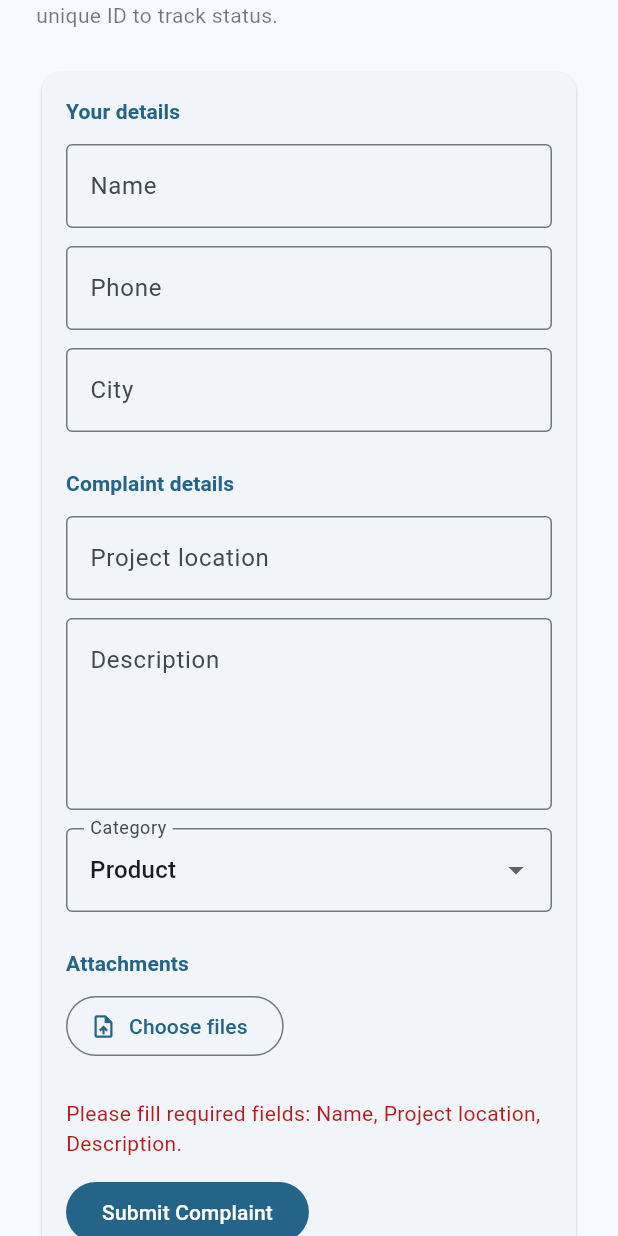
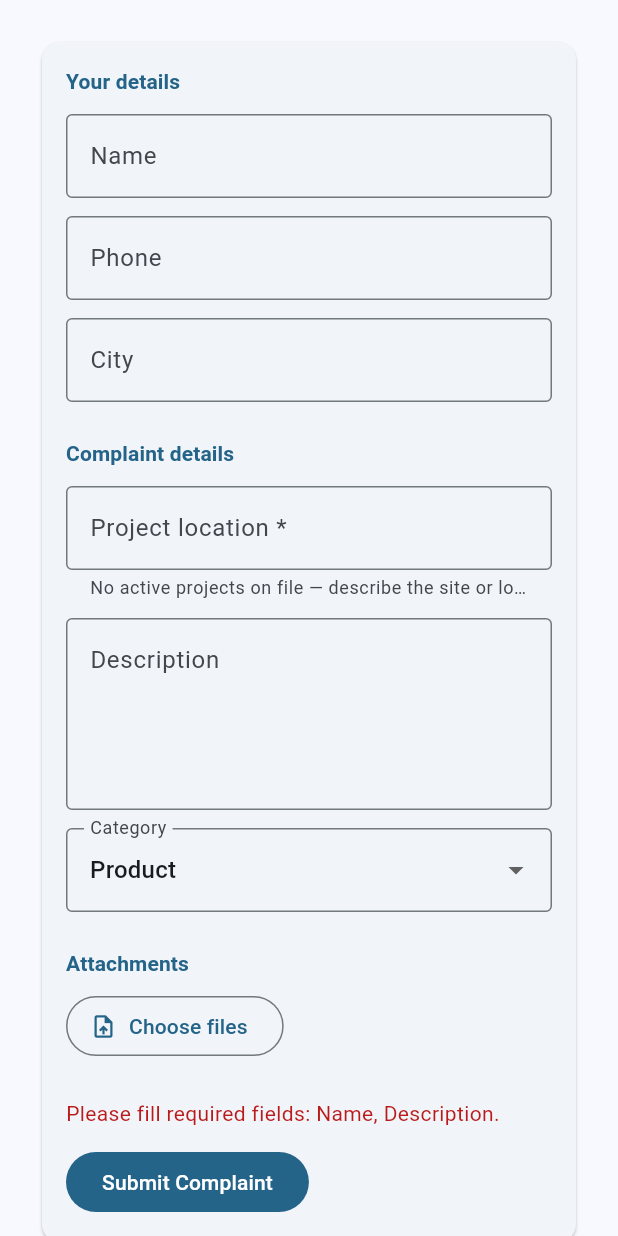
Before and after one commit to dineshReddyPadala/md-desk-app, a Flutter app: the RaiseComplaintScreen widget shown alone on an empty page, opened directly, scrolled down 80 dp, after a tap on "Submit Complaint", on a phone screen of 412 x 824 dp. Run offline on Flutter 3.47's test engine with Material 3 defaults, Android fonts, the light colour scheme and no system bars; our stand-ins replace go_router, image_picker, shared_preferences; accounts and stored records are empty; network calls fail.

Commit message:
added code

```diff
--- a/md-desk-app/flutter_customer/lib/screens/raise_complaint_screen.dart
+++ b/md-desk-app/flutter_customer/lib/screens/raise_complaint_screen.dart
@@ -21,9 +21,18 @@ class _RaiseComplaintScreenState extends State<RaiseComplaintScreen> {
   final _descriptionController = TextEditingController();
 
   String _category = 'PRODUCT';
+  String? _selectedProjectId;
+  List<Map<String, dynamic>> _activeProjects = [];
+  bool _loadingProjects = true;
   List<XFile> _pickedFiles = [];
   String? _error;
   bool _submitting = false;
+
+  @override
+  void initState() {
+    super.initState();
+    WidgetsBinding.instance.addPostFrameCallback((_) => _loadActiveProjects());
+  }
 
   @override
   void dispose() {
@@ -35,6 +44,26 @@ class _RaiseComplaintScreenState extends State<RaiseComplaintScreen> {
     super.dispose();
   }
 
+  Future<void> _loadActiveProjects() async {
+    final client = context.read<AuthProvider>().client;
+    if (client == null) {
+      if (mounted) setState(() => _loadingProjects = false);
+      return;
+    }
+    try {
+      final res = await client.get('/dashboard/customer-summary');
+      final list = (res['activeProjects'] as List?)?.cast<Map<String, dynamic>>() ?? [];
+      if (mounted) {
+        setState(() {
+          _activeProjects = list;
+          _loadingProjects = false;
+        });
+      }
+    } catch (_) {
+      if (mounted) setState(() => _loadingProjects = false);
+    }
+  }
+
   Future<void> _pickImages() async {
     final picker = ImagePicker();
     final picked = await picker.pickMultiImage();
@@ -44,12 +73,40 @@ class _RaiseComplaintScreenState extends State<RaiseComplaintScreen> {
 
   Future<void> _submit() async {
     final name = _nameController.text.trim();
-    final projectLocation = _projectLocationController.text.trim();
     final description = _descriptionController.text.trim();
-    if (name.isEmpty || projectLocation.isEmpty || description.isEmpty) {
-      setState(() => _error = 'Please fill required fields: Name, Project location, Description.');
+    if (name.isEmpty || description.isEmpty) {
+      setState(() => _error = 'Please fill required fields: Name, Description.');
       return;
     }
+
+    String projectLocation;
+    String? projectId;
+    if (_activeProjects.isNotEmpty) {
+      if (_selectedProjectId == null || _selectedProjectId!.isEmpty) {
+        setState(() => _error = 'Please select the project this complaint relates to.');
+        return;
+      }
+      Map<String, dynamic>? proj;
+      for (final p in _activeProjects) {
+        if (p['id'] == _selectedProjectId) {
+          proj = p;
+          break;
+        }
+      }
+      if (proj == null) {
+        setState(() => _error = 'Invalid project selection.');
+        return;
+      }
+      projectLocation = proj['name'] as String? ?? _projectLocationController.text.trim();
+      projectId = _selectedProjectId;
+    } else {
+      projectLocation = _projectLocationController.text.trim();
+      if (projectLocation.isEmpty) {
+        setState(() => _error = 'Please enter project location (no active projects on file).');
+        return;
+      }
+    }
+
     final client = context.read<AuthProvider>().client;
     if (client == null) return;
     setState(() {
@@ -66,13 +123,16 @@ class _RaiseComplaintScreenState extends State<RaiseComplaintScreen> {
         'description': description,
         'category': _category,
       };
+      if (projectId != null && projectId.isNotEmpty) {
+        fields['project_id'] = projectId;
+      }
       List<http.MultipartFile>? files;
       if (_pickedFiles.isNotEmpty) {
         files = [];
         for (final x in _pickedFiles) {
           final bytes = await x.readAsBytes();
-          final name = x.name;
-          files.add(http.MultipartFile.fromBytes('photos', bytes, filename: name.isNotEmpty ? name : 'image.jpg'));
+          final fname = x.name;
+          files.add(http.MultipartFile.fromBytes('photos', bytes, filename: fname.isNotEmpty ? fname : 'image.jpg'));
         }
       }
       await client.postMultipart('/complaints', fields: fields, files: files);
@@ -98,7 +158,7 @@ class _RaiseComplaintScreenState extends State<RaiseComplaintScreen> {
           Text('Raise Complaint', style: theme.textTheme.headlineSmall?.copyWith(fontWeight: FontWeight.bold)),
           const SizedBox(height: 4),
           Text(
-            'Submit product or service issues. You will receive a unique ID to track status.',
+            'You will receive a unique ID to track status.',
             style: theme.textTheme.bodyMedium?.copyWith(color: theme.colorScheme.onSurface.withValues(alpha: 0.6)),
           ),
           const SizedBox(height: 24),
@@ -119,10 +179,38 @@ class _RaiseComplaintScreenState extends State<RaiseComplaintScreen> {
                     const SizedBox(height: 24),
                     Text('Complaint details', style: theme.textTheme.titleSmall?.copyWith(fontWeight: FontWeight.w600, color: theme.colorScheme.primary)),
                     const SizedBox(height: 12),
-                    TextField(
-                      controller: _projectLocationController,
-                      decoration: const InputDecoration(labelText: 'Project location', border: OutlineInputBorder()),
-                    ),
+                    if (_loadingProjects)
+                      const Padding(
+                        padding: EdgeInsets.symmetric(vertical: 8),
+                        child: Center(child: SizedBox(width: 24, height: 24, child: CircularProgressIndicator(strokeWidth: 2))),
+                      )
+                    else if (_activeProjects.isNotEmpty)
+                      DropdownButtonFormField<String>(
+                        value: _selectedProjectId,
+                        decoration: const InputDecoration(
+                          labelText: 'Project *',
+                          border: OutlineInputBorder(),
+                          helperText: 'Select the project so your team can route the complaint correctly.',
+                        ),
+                        items: [
+                          for (final p in _activeProjects)
+                            if (p['id'] is String)
+                              DropdownMenuItem<String>(
+                                value: p['id'] as String,
+                                child: Text(p['name'] as String? ?? '—'),
+                              ),
+                        ],
+                        onChanged: (v) => setState(() => _selectedProjectId = v),
+                      )
+                    else
+                      TextField(
+                        controller: _projectLocationController,
+                        decoration: const InputDecoration(
+                          labelText: 'Project location *',
+                          border: OutlineInputBorder(),
+                          helperText: 'No active projects on file — describe the site or location.',
+                        ),
+                      ),
                     const SizedBox(height: 12),
                     TextField(
                       controller: _descriptionController,
--- a/md-desk-app/flutter_customer/lib/screens/track_complaint_screen.dart
+++ b/md-desk-app/flutter_customer/lib/screens/track_complaint_screen.dart
@@ -151,7 +151,7 @@ class _ComplaintResult extends StatelessWidget {
     final status = complaint['status'] as String? ?? '';
     final priority = complaint['priority'] as String? ?? '';
     final description = complaint['description'] as String? ?? '';
-    final productUsed = complaint['productUsed'] as String? ?? '';
+    final category = complaint['category'] as String? ?? '';
     final projectLocation = complaint['projectLocation'] as String? ?? '';
     final media = (complaint['media'] as List?)?.cast<Map<String, dynamic>>() ?? [];
     final activeStep = _statusSteps.indexOf(status);
@@ -174,7 +174,10 @@ class _ComplaintResult extends StatelessWidget {
             ),
             const SizedBox(height: 8),
             Text(description, style: theme.textTheme.bodyMedium),
-            Text('$productUsed · $projectLocation', style: theme.textTheme.bodySmall?.copyWith(color: theme.colorScheme.outline)),
+            Text(
+              category.isNotEmpty ? '$category · $projectLocation' : projectLocation,
+              style: theme.textTheme.bodySmall?.copyWith(color: theme.colorScheme.outline),
+            ),
             if (media.isNotEmpty) ...[
               const SizedBox(height: 12),
               Text('Attachments', style: theme.textTheme.titleSmall?.copyWith(fontWeight: FontWeight.w600)),
```
